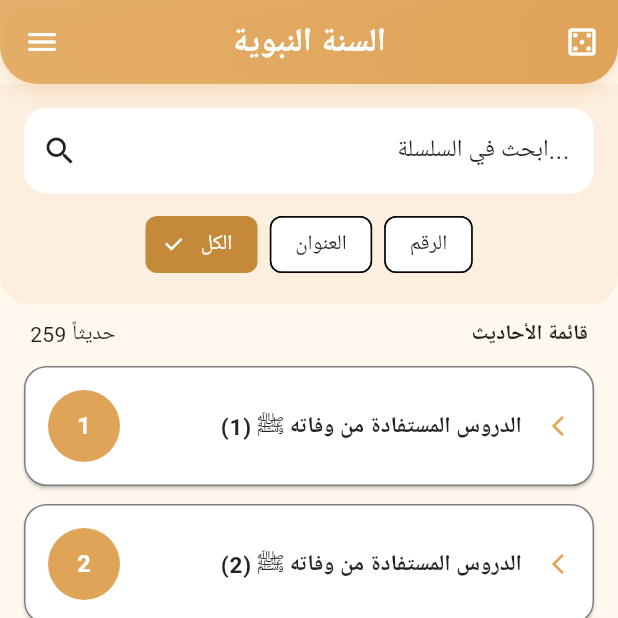
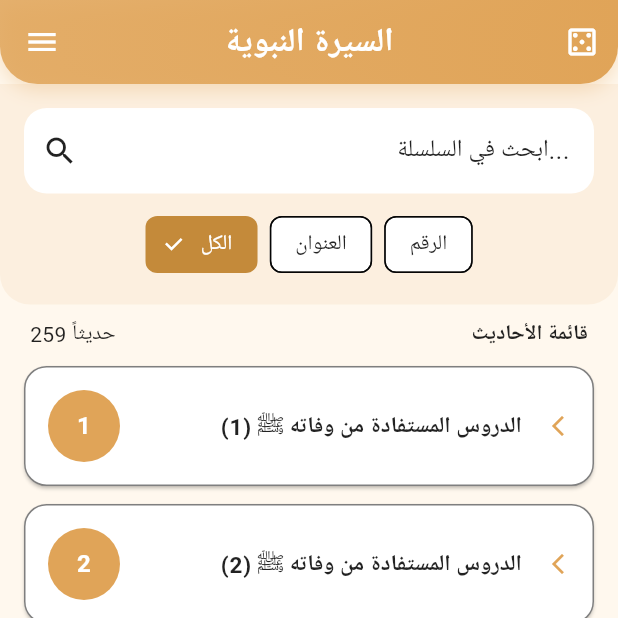
Before and after one commit to taha-majdlawi/sunna_app, a Flutter app: the screen it shows after launch, after a tap on "استمرار إلى التطبيق الرئيسي", on a phone screen of 412 x 824 dp, the top half of it. Run offline on Flutter 3.47's test engine with Material 3 defaults, Android fonts, the phone set to English and light mode, and no system bars; our stand-ins replace font_awesome_flutter, share_plus, shared_preferences, youtube_player_flutter; Roboto replaces fonts that are missing (Arial).

Commit message:
fix: update app label to "السيرة النبوية" and adjust home screen titles

```diff
--- a/lib/screens/home_screen.dart
+++ b/lib/screens/home_screen.dart
@@ -43,7 +43,7 @@ class _HomeScreenState extends State<HomeScreen> {
 
   // قائمة العناوين الديناميكية للـ AppBar
   final List<String> _titles = [
-    "السنة النبوية",
+    "السيرة النبوية",
     "الأذكار اليومية",
     "المسبحة الإلكترونية",
     "المفضلة",
@@ -455,7 +455,9 @@ class _HomeScreenState extends State<HomeScreen> {
                 colors: [colors.primary, colors.primary.withOpacity(0.7)],
               ),
             ),
-            child: const Center(
+            child: Column(
+              children: [
+                const Center(
                   child: Text(
                     "الإعدادات",
                     style: TextStyle(
@@ -464,6 +466,13 @@ class _HomeScreenState extends State<HomeScreen> {
                       fontWeight: FontWeight.bold,
                     ),
                   ),
+                ),
+                Spacer(),
+                Text(
+                  textAlign: TextAlign.right,
+                  "برعاية أخوكم خالد بن سعيد العتيبي",
+                ),
+              ],
             ),
           ),
           ListTile(
```
Also changed, not shown: pubspec.lock, 1 other file. Lines whose indentation alone changed are shown as unchanged.
